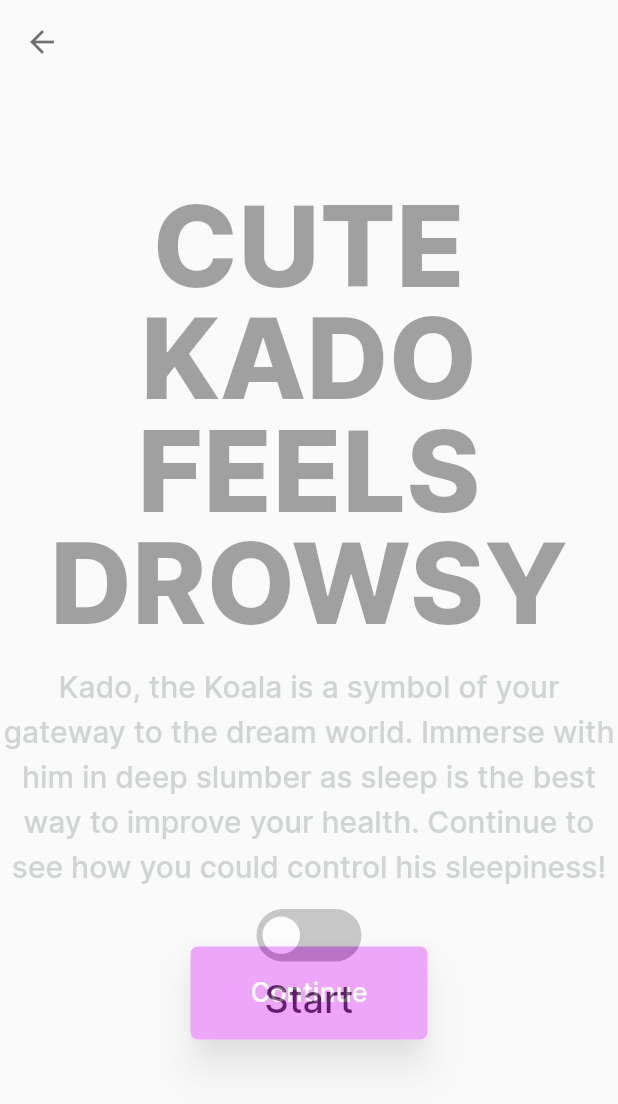
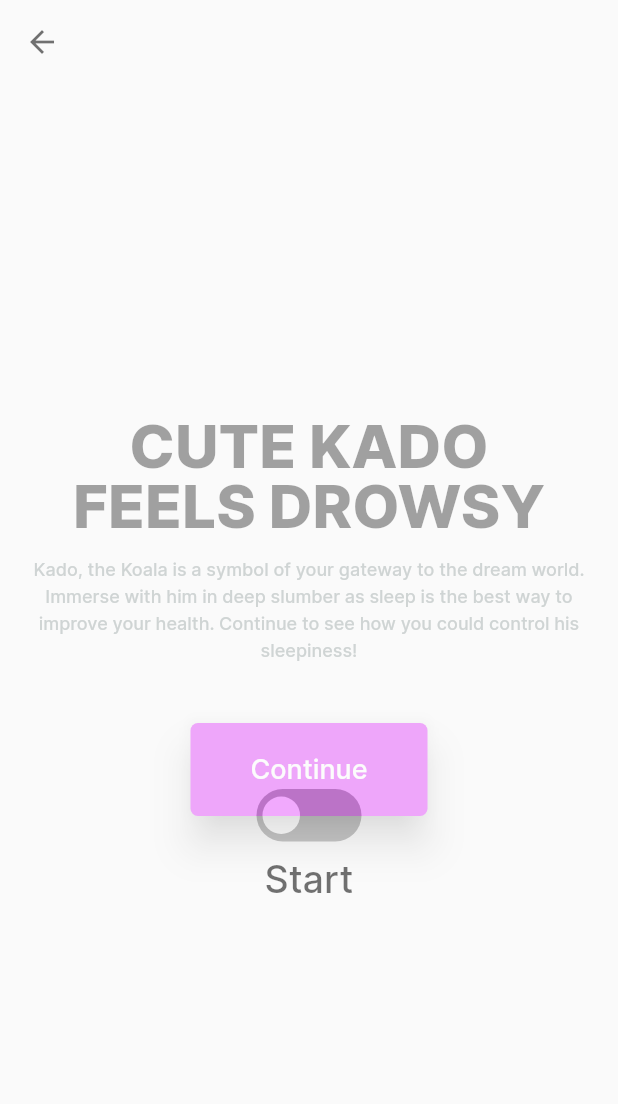
Before and after one commit to anubhavbagri/WebApp-with-Rive, a Flutter app: the screen it shows after launch, after a tap on "Continue", on a phone screen of 412 x 824 dp. Shown: the top 1104 px of the screen. Run offline on Flutter 3.47's test engine with Material 2 defaults, Android fonts, the light colour scheme and no system bars; drawn by our look-alikes of flutter_switch; our stand-ins replace responsive_builder, rive; statements that could not run were skipped.

Commit message:
[+] responsiveness

```diff
--- a/lib/pages/home_page.dart
+++ b/lib/pages/home_page.dart
@@ -1,6 +1,6 @@
 import 'package:flutter/material.dart';
-import 'package:revery/pages/main_page.dart';
-// import 'package:responsive_builder/responsive_builder.dart';
+import 'package:revery/widgets/intro_story.dart';
+
 
 // ignore: use_key_in_widget_constructors
 class HomePage extends StatefulWidget {
@@ -12,69 +12,7 @@ class _HomePageState extends State<HomePage> {
   @override
   Widget build(BuildContext context) {
     return Scaffold(
-      body: Center(
-        // ignore: sized_box_for_whitespace
-        child: Container(
-          width: 600,
-          child: Column(
-            crossAxisAlignment: CrossAxisAlignment.center,
-            mainAxisAlignment: MainAxisAlignment.center,
-            children: <Widget>[
-              const Text(
-                'CUTE KADO \nFEELS DROWSY',
-                textAlign: TextAlign.center,
-                style: TextStyle(
-                    fontWeight: FontWeight.w800,
-                    fontSize: 75,
-                    height: 1.0,
-                    color: Color.fromRGBO(51, 51, 51, 1),
-                    fontFamily: 'Inter'),
-              ),
-              const SizedBox(
-                height: 10,
-              ),
-              const Text(
-                'Kado, the Koala is a symbol of your gateway to the dream world. Immerse with him in deep slumber as sleep is the best way to improve your health. Continue to see how you could control his sleepiness!',
-                textAlign: TextAlign.center,
-                style: TextStyle(
-                    fontSize: 20,
-                    color: Color.fromRGBO(156, 167, 166, 1),
-                    height: 1.5,
-                    fontFamily: 'Inter'),
-              ),
-              const SizedBox(
-                height: 40,
-              ),
-              ElevatedButton(
-                onPressed: () {
-                  Navigator.push(
-                    context,
-                    PageRouteBuilder(
-                      pageBuilder: (c, a1, a2) => MainPage(),
-                      transitionsBuilder: (c, anim, a2, child) =>
-                          FadeTransition(opacity: anim, child: child),
-                      transitionDuration: const Duration(milliseconds: 2000),
-                    ),
-                  );
-                },
-                child: const Text('Continue'),
-                style: ElevatedButton.styleFrom(
-                    primary: Colors.purpleAccent,
-                    elevation: 10,
-                    minimumSize: const Size(150, 50),
-                    shape: RoundedRectangleBorder(
-                        borderRadius: BorderRadius.circular(5)),
-                    padding: const EdgeInsets.symmetric(
-                        vertical: 20, horizontal: 40),
-                    textStyle: const TextStyle(
-                      fontSize: 18,
-                      fontFamily: 'Inter',
-                    )),
-              ),
-            ],
-          ),
-        ),
-      ),
+      body: Center(child: IntroStory()),
     );
   }
 }
--- a/lib/pages/kado_animate.dart
+++ b/lib/pages/kado_animate.dart
@@ -1,13 +1,13 @@
 import 'package:flutter/material.dart';
 import 'package:flutter/services.dart';
 import 'package:flutter/widgets.dart';
+import 'package:responsive_builder/responsive_builder.dart';
 import 'package:flutter_switch/flutter_switch.dart';
 import 'package:revery/pages/home_page.dart';
 import 'package:rive/rive.dart';
 
 class KadoAnimation extends StatefulWidget {
   const KadoAnimation({Key? key}) : super(key: key);
-
   @override
   _KadoAnimationState createState() => _KadoAnimationState();
 }
@@ -32,7 +32,7 @@ class _KadoAnimationState extends State<KadoAnimation> {
     );
   }
 
-  void _togglePlay() {
+  void _toggleStart() {
     if (_controller == null) {
       return;
     }
@@ -41,6 +41,11 @@ class _KadoAnimationState extends State<KadoAnimation> {
 
   @override
   Widget build(BuildContext context) {
+    return ResponsiveBuilder(builder: (context, sizingInformation) {
+      double betweenHeight =
+          sizingInformation.deviceScreenType == DeviceScreenType.mobile
+              ? 20
+              : 50;
       return Scaffold(
         appBar: AppBar(
           leading: IconButton(
@@ -58,23 +63,24 @@ class _KadoAnimationState extends State<KadoAnimation> {
         ),
         body: Center(
           child: Column(
+            crossAxisAlignment: CrossAxisAlignment.center,
             children: <Widget>[
-            Padding(
-              padding: const EdgeInsets.only(bottom: 100.0),
-              child: SizedBox(
+              SizedBox(
                 width: 450.0,
                 height: 450.0,
                 child: _riveArtboard == null
                     ? const SizedBox()
                     : Rive(artboard: _riveArtboard!),
               ),
+              SizedBox(
+                height: betweenHeight,
               ),
               FlutterSwitch(
                 value: status,
                 onToggle: (val) {
                   setState(() {
                     status = val;
-                  _togglePlay();
+                    _toggleStart();
                   });
                 },
               ),
@@ -84,17 +90,16 @@ class _KadoAnimationState extends State<KadoAnimation> {
               status
                   ? const Text(
                       "Stop",
-                    style: TextStyle(
-                        fontSize: 25, color: Colors.black, fontFamily: 'Inter'),
+                      style: TextStyle( fontSize: 25, color: Colors.black, fontFamily: 'Inter'),
                     )
                   : const Text(
                       "Start",
-                    style: TextStyle(
-                        fontSize: 25, color: Colors.black, fontFamily: 'Inter'),
+                      style: TextStyle(fontSize: 25, color: Colors.black, fontFamily: 'Inter'),
                     )
             ],
           ),
         ),
       );
+    });
   }
 }
--- /dev/null
+++ b/lib/widgets/buttons.dart
@@ -0,0 +1,38 @@
+import 'package:flutter/material.dart';
+import 'package:revery/pages/main_page.dart';
+
+// ignore: use_key_in_widget_constructors
+class Buttons extends StatefulWidget {
+  @override
+  _ButtonsState createState() => _ButtonsState();
+}
+
+class _ButtonsState extends State<Buttons> {
+  @override
+  Widget build(BuildContext context) {
+    return ElevatedButton(
+      onPressed: () {
+        Navigator.push(
+          context,
+          PageRouteBuilder(
+            pageBuilder: (c, a1, a2) => MainPage(),
+            transitionsBuilder: (c, anim, a2, child) =>
+                FadeTransition(opacity: anim, child: child),
+            transitionDuration: const Duration(milliseconds: 2000),
+          ),
+        );
+      },
+      child: const Text('Continue'),
+      style: ElevatedButton.styleFrom(
+          primary: Colors.purpleAccent,
+          elevation: 10,
+          minimumSize: const Size(150, 50),
+          shape: RoundedRectangleBorder(borderRadius: BorderRadius.circular(5)),
+          padding: const EdgeInsets.symmetric(vertical: 20, horizontal: 40),
+          textStyle: const TextStyle(
+            fontSize: 18,
+            fontFamily: 'Inter',
+          )),
+    );
+  }
+}
--- /dev/null
+++ b/lib/widgets/intro_story.dart
@@ -0,0 +1,64 @@
+import 'package:flutter/material.dart';
+import 'package:responsive_builder/responsive_builder.dart';
+import 'package:revery/widgets/buttons.dart';
+
+// ignore: use_key_in_widget_constructors
+class IntroStory extends StatelessWidget {
+  @override
+  Widget build(BuildContext context) {
+    return ResponsiveBuilder(builder: (context, sizingInformation) {
+      double titleSize =
+          sizingInformation.deviceScreenType == DeviceScreenType.mobile
+              ? 40
+              : 75;
+      double descriptionSize =
+          sizingInformation.deviceScreenType == DeviceScreenType.mobile
+              ? 12
+              : 20;
+      return SizedBox(
+        width: 600,
+        child: Padding(
+          padding: EdgeInsets.all(getValueForScreenType<double>(
+            context: context,
+            mobile: 16,
+            tablet: 0,
+            desktop: 0,
+          )),
+          child: Column(
+            mainAxisSize: MainAxisSize.max,
+            crossAxisAlignment: CrossAxisAlignment.center,
+            mainAxisAlignment: MainAxisAlignment.center,
+            children: <Widget>[
+              Text(
+                'CUTE KADO \nFEELS DROWSY',
+                textAlign: TextAlign.center,
+                style: TextStyle(
+                    fontWeight: FontWeight.w800,
+                    fontSize: titleSize,
+                    height: 1.0,
+                    color: const Color.fromRGBO(51, 51, 51, 1),
+                    fontFamily: 'Inter'),
+              ),
+              const SizedBox(
+                height: 10,
+              ),
+              Text(
+                'Kado, the Koala is a symbol of your gateway to the dream world. Immerse with him in deep slumber as sleep is the best way to improve your health. Continue to see how you could control his sleepiness!',
+                textAlign: TextAlign.center,
+                style: TextStyle(
+                    fontSize: descriptionSize,
+                    color: const Color.fromRGBO(156, 167, 166, 1),
+                    height: 1.5,
+                    fontFamily: 'Inter'),
+              ),
+              const SizedBox(
+                height: 40,
+              ),
+              Buttons()
+            ],
+          ),
+        ),
+      );
+    });
+  }
+}
```
Lines whose indentation alone changed are shown as unchanged.
